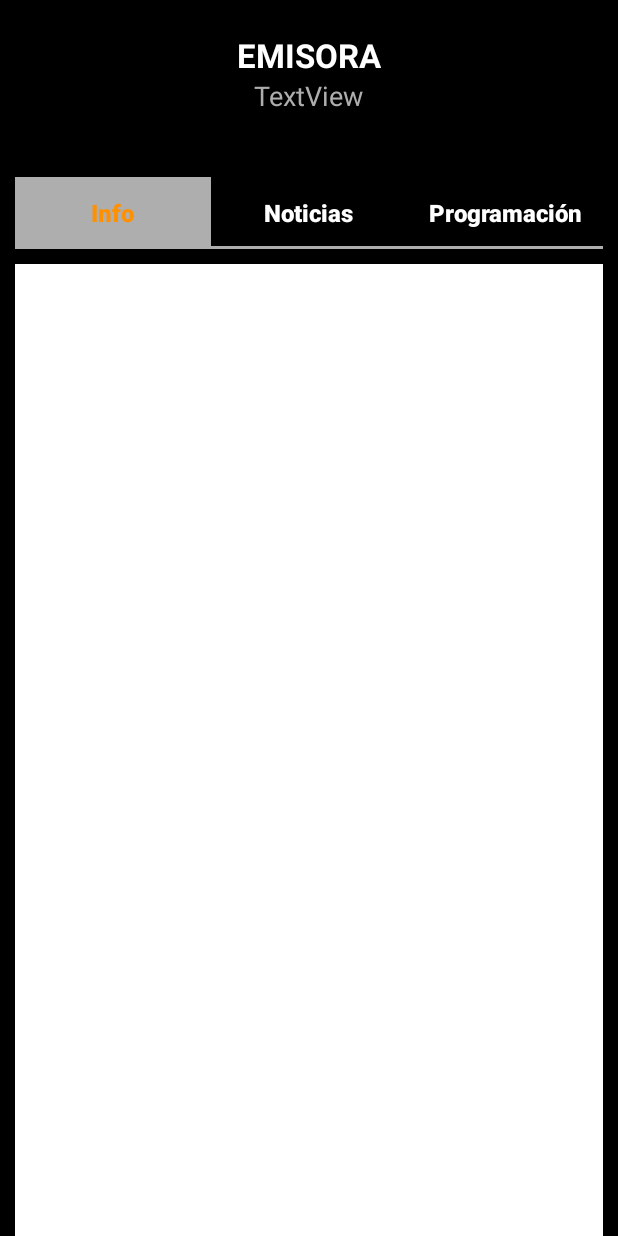
After one commit to Willov1993/AppRadio-Android, an Android app: the layout fragment_emisora_content.xml on its own in the app's theme, with its tools: preview values and no code run, on a phone screen of 412 x 824 dp. The commit adds this screen. Run offline under Robolectric (Android 15) with nearby library versions, the light colour scheme and no system bars.

Commit message:
Seleccion de emisora redisenado y ventana de contenido de emisora creada [#159613931]

```diff
--- a/app/build.gradle
+++ b/app/build.gradle
@@ -59,6 +59,7 @@ dependencies {
     implementation 'com.facebook.android:facebook-android-sdk:[4,5)'
     implementation 'com.azoft.carousellayoutmanager:carousel:1.2.4'
     implementation 'com.wefika:horizontal-picker:1.1.1'
+    implementation 'com.github.devahamed:multi-view-adapter:1.3.0'
 }
 
 
--- a/app/src/main/java/com/innovasystem/appradio/Fragments/HomeFragment.java
+++ b/app/src/main/java/com/innovasystem/appradio/Fragments/HomeFragment.java
@@ -455,11 +455,13 @@ public class HomeFragment extends Fragment {
             System.out.println(Arrays.toString(listaSegmentos.toArray()));
             System.out.println("FECHA ACTUAL: " + horaActual);
             if(listaSegmentos == null){
-                Toast.makeText(getContext(), "Ocurrio un error con el servidor, intente mas tarde", Toast.LENGTH_SHORT).show();
+                if(getContext() != null)
+                    Toast.makeText(getContext(), "Ocurrio un error con el servidor, intente mas tarde", Toast.LENGTH_SHORT).show();
                 return;
             }
             else if(listaSegmentos.size()==0){
-                Toast.makeText(getContext(), "No hay programacion para presentar o ocurrio algun error!", Toast.LENGTH_SHORT).show();
+                if(getContext() != null)
+                    Toast.makeText(getContext(), "No hay programacion para presentar o ocurrio algun error!", Toast.LENGTH_SHORT).show();
             }
 
 
--- a/app/src/main/java/com/innovasystem/appradio/Utils/Utils.java
+++ b/app/src/main/java/com/innovasystem/appradio/Utils/Utils.java
@@ -179,6 +179,9 @@ public class Utils {
     }
 
     public static Snackbar mostrarMensajeSnackBar(View v,String mensaje){
+        if(v.getParent() == null){
+            return null;
+        }
         mSnackBar = Snackbar.make(v, mensaje, Snackbar.LENGTH_INDEFINITE);
         View view = mSnackBar.getView();
         FrameLayout.LayoutParams params =(FrameLayout.LayoutParams)view.getLayoutParams();
--- /dev/null
+++ b/app/src/main/res/drawable/underline_background.xml
@@ -0,0 +1,17 @@
+<?xml version="1.0" encoding="utf-8"?>
+
+<layer-list xmlns:android="http://schemas.android.com/apk/res/android">
+
+    <item >
+        <shape android:shape="rectangle">
+            <solid android:color="@color/textoGris"/>
+        </shape>
+    </item>
+
+    <item android:bottom="2.5dp">
+        <shape android:shape="rectangle">
+            <solid android:color="@color/appColorTheme"/>
+        </shape>
+    </item>
+
+</layer-list>
--- /dev/null
+++ b/app/src/main/res/layout/fragment_emisora_content.xml
@@ -0,0 +1,82 @@
+<?xml version="1.0" encoding="utf-8"?>
+<FrameLayout xmlns:android="http://schemas.android.com/apk/res/android"
+    xmlns:app="http://schemas.android.com/apk/res-auto"
+    xmlns:tools="http://schemas.android.com/tools"
+    android:layout_width="match_parent"
+    android:layout_height="match_parent"
+    android:background="@color/appColorTheme"
+    tools:context=".Fragments.EmisoraContentFragment">
+
+    <!-- TODO: Update blank fragment layout -->
+
+    <LinearLayout
+        android:layout_width="match_parent"
+        android:layout_height="match_parent"
+        android:orientation="vertical">
+
+        <TextView
+            android:id="@+id/tv_econtent_nombre"
+            android:layout_width="wrap_content"
+            android:layout_height="wrap_content"
+            android:layout_gravity="center_horizontal"
+            android:layout_marginEnd="8dp"
+            android:layout_marginStart="8dp"
+            android:layout_marginTop="22dp"
+            android:gravity="center_horizontal"
+            android:text="EMISORA"
+            android:textAlignment="center"
+            android:textAllCaps="true"
+            android:textColor="@color/text_color"
+            android:textSize="22sp"
+            android:textStyle="bold" />
+
+        <TextView
+            android:id="@+id/tv_econtent_frecuencia"
+            android:layout_width="wrap_content"
+            android:layout_height="21dp"
+            android:layout_gravity="center_horizontal"
+            android:layout_marginEnd="8dp"
+            android:layout_marginStart="8dp"
+            android:gravity="center_horizontal"
+            android:text="TextView"
+            android:textAlignment="center"
+            android:textColor="@color/textoGris"
+            android:textSize="18sp" />
+
+        <android.support.design.widget.TabLayout
+            style="@style/AppTabLayout"
+            android:layout_width="match_parent"
+            android:layout_height="wrap_content"
+            android:layout_marginEnd="10dp"
+            android:layout_marginStart="10dp"
+            android:layout_marginTop="45dp"
+            android:background="@drawable/underline_background"
+            app:tabTextAppearance="@style/AppTabTextAppearance">
+
+            <android.support.design.widget.TabItem
+                android:layout_width="wrap_content"
+                android:layout_height="wrap_content"
+                android:text="Info" />
+
+            <android.support.design.widget.TabItem
+                android:layout_width="wrap_content"
+                android:layout_height="wrap_content"
+                android:text="Noticias" />
+
+            <android.support.design.widget.TabItem
+                android:layout_width="wrap_content"
+                android:layout_height="wrap_content"
+                android:text="Programación" />
+        </android.support.design.widget.TabLayout>
+
+        <android.support.v4.view.ViewPager
+            android:id="@+id/vpager"
+            android:layout_width="match_parent"
+            android:layout_height="match_parent"
+            android:layout_marginEnd="10dp"
+            android:layout_marginStart="10dp"
+            android:layout_marginTop="10dp"
+            android:background="@color/text_color" />
+
+    </LinearLayout>
+</FrameLayout>
--- a/app/src/main/res/values/styles.xml
+++ b/app/src/main/res/values/styles.xml
@@ -8,10 +8,29 @@
         <item name="colorAccent">@color/colorAccent</item>
         <item name="coordinatorLayoutStyle">@style/Widget.Design.NavigationView</item>
         <item name="bottomNavigationStyle">@style/Widget.Design.BottomNavigationView</item>
+
     </style>
 
     <style name="CircularProgress" parent="Theme.AppCompat.Light">
         <item name="colorAccent">@android:color/holo_orange_dark</item>
     </style>
 
+    <style name="AppTabLayout" parent="Widget.Design.TabLayout">
+        <item name="tabIndicatorColor">@color/textoGris</item>
+        <item name="tabPaddingStart">2dp</item>
+        <item name="tabPaddingEnd">2dp</item>
+        <!--item name="tabBackground">@drawable/underline_background</item-->
+        <item name="tabTextAppearance">@style/AppTabTextAppearance</item>
+        <item name="tabSelectedTextColor">@color/seleccion_nav</item>
+        <item name="tabIndicatorHeight">5000dp</item>
+    </style>
+
+    <!-- for text -->
+    <style name="AppTabTextAppearance" parent="TextAppearance.Design.Tab">
+        <item name="android:textSize">16sp</item>
+        <item name="android:textColor">@color/text_color</item>
+        <item name="android:textStyle">bold</item>
+        <item name="textAllCaps">false</item>
+    </style>
+
 </resources>
```
Also changed, not shown: app/src/main/java/com/innovasystem/appradio/Activities/HomeActivity.java (+34 -7 lines), app/src/main/java/com/innovasystem/appradio/Classes/Adapters/EmisorasAdapter.java (+69 -27 lines), app/src/main/java/com/innovasystem/appradio/Fragments/EmisoraContentFragment.java (added, +58 -0 lines), app/src/main/java/com/innovasystem/appradio/Fragments/EmisorasFragment.java (+45 -11 lines), app/src/main/res/layout/fragment_emisoras.xml (+10 -6 lines), app/src/main/res/layout/rv_emisora_item.xml (+8 -5 lines), app/src/main/res/layout/rv_emisora_titulo_item.xml (added, +21 -0 lines).
